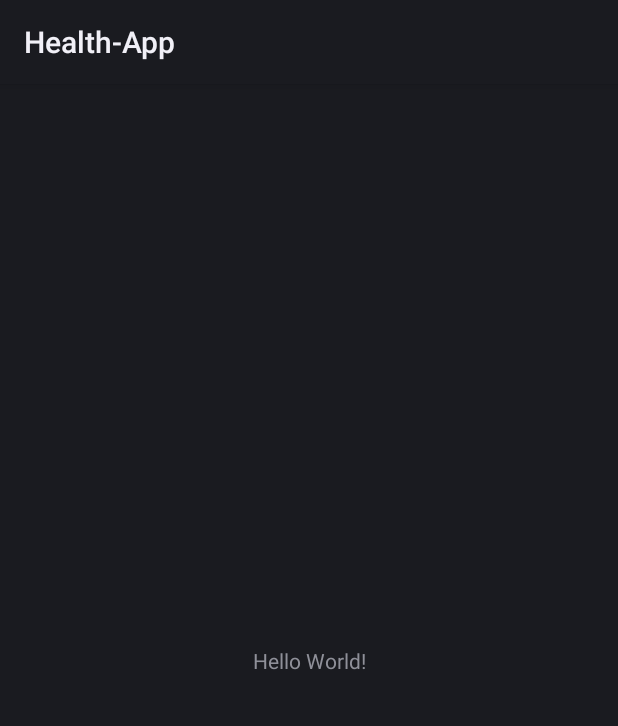
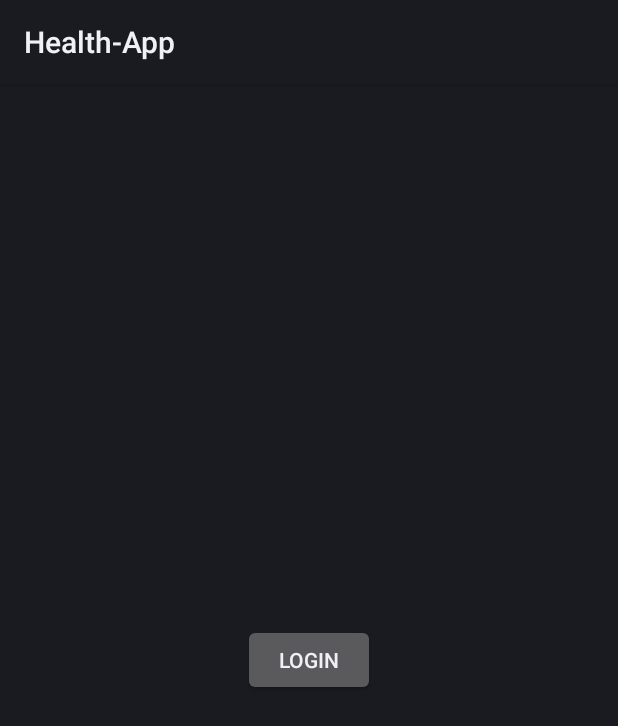
Before and after one commit to MithunM0098/Health-App, an Android app: the layout activity_main.xml on its own in the app's theme, with its tools: preview values and no code run, on a phone screen of 412 x 824 dp. Shown: the top 726 px of the screen. Run offline under Robolectric (Android 15) with nearby library versions, the phone set to English and light mode, and no system bars.

Commit message:
Mithun commited

```diff
--- a/app/src/main/res/layout/activity_main.xml
+++ b/app/src/main/res/layout/activity_main.xml
@@ -6,10 +6,11 @@
     android:layout_height="match_parent"
     tools:context=".MainActivity">
 
-    <TextView
+    <Button
+        android:id="@+id/logins"
         android:layout_width="wrap_content"
         android:layout_height="wrap_content"
-        android:text="Hello World!"
+        android:text="Login"
         app:layout_constraintBottom_toBottomOf="parent"
         app:layout_constraintEnd_toEndOf="parent"
         app:layout_constraintStart_toStartOf="parent"
```
Also changed, not shown: app/src/main/AndroidManifest.xml (+7 -0 lines), app/src/main/java/com/example/health_app/MainActivity.java (+19 -0 lines), app/src/main/java/com/example/health_app/User_deatils.java (added, +14 -0 lines), app/src/main/res/layout/activity_user_deatils.xml (added, +9 -0 lines).
